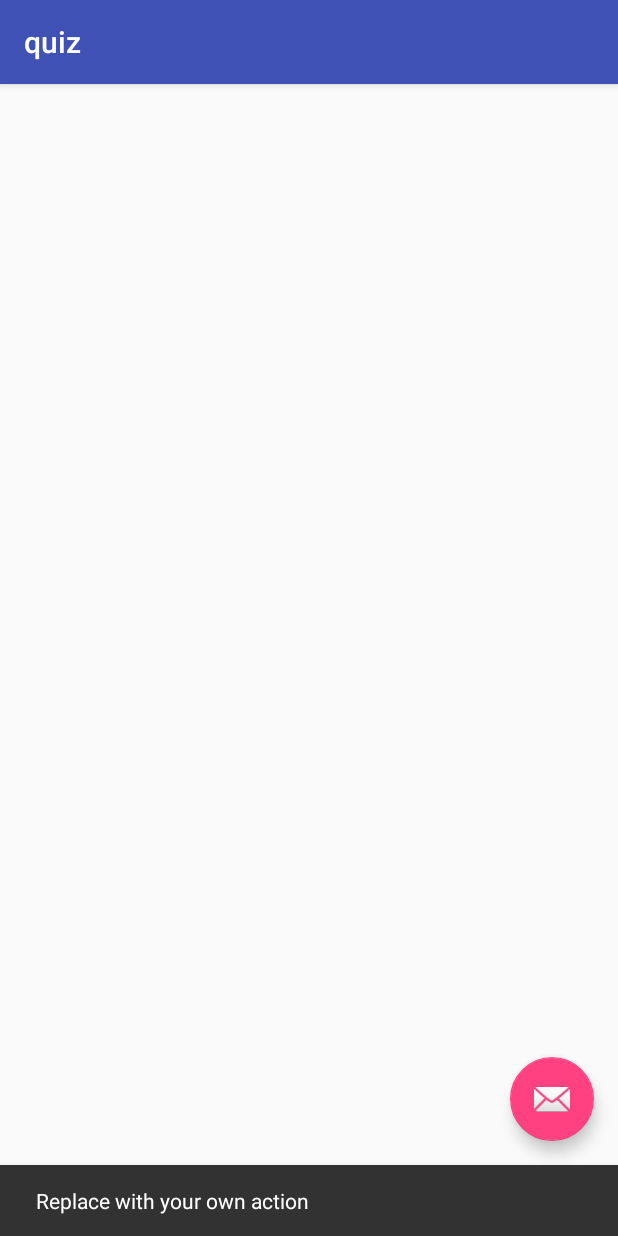
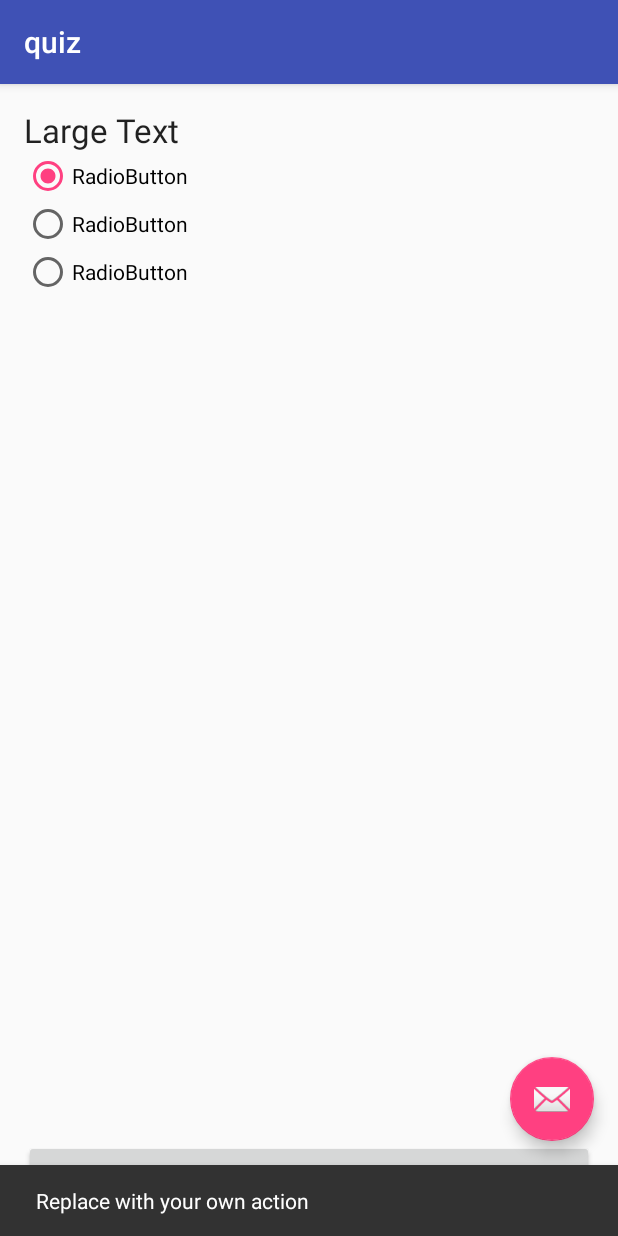
Before and after one commit to sidahosa/TheTTTECommunityQuiz, an Android app: the quiz screen opened directly, with no data from a screen before it, after a tap on an icon or button, on a phone screen of 412 x 824 dp. Run offline under Robolectric (Android 15) with nearby library versions, the phone set to English and light mode, and no system bars.

Commit message:
Added DataBaseHelper. For information about it please look at these pages:
https://www.youtube.com/watch?v=3ef5ueHrRgg
https://www.developerfeed.com/simple-quiz-game-andriod/

```diff
--- /dev/null
+++ b/app/src/main/java/com/example/xana/thetttecommunityquiz/DataBaseHelper.java
@@ -0,0 +1,39 @@
+package com.example.xana.thetttecommunityquiz;
+
+import android.content.Context;
+import android.database.sqlite.SQLiteDatabase;
+import android.database.sqlite.SQLiteOpenHelper;
+
+/**
+ * The purpose of this class is to create a Database Helper that will contain
+ * the TTTECommunityQuiz app's question data.
+ *
+ * Created by Michael Abercrombie on 12/29/2015.
+ */
+
+public class DataBaseHelper extends SQLiteOpenHelper {
+
+    /* Name of DataBaseHelper */
+
+    private static final String NAME = "TTTE_QUIZ";
+
+    /* Version Number of Database Helper */
+
+    private static final int VERSION = 1;
+
+    /* Constructor for Database Helper */
+
+    public DataBaseHelper(Context context, String name, SQLiteDatabase.CursorFactory factory, int version) {
+        super(context, NAME, factory, VERSION);
+    }
+
+    @Override
+    public void onCreate(SQLiteDatabase db) {
+
+    }
+
+    @Override
+    public void onUpgrade(SQLiteDatabase db, int oldVersion, int newVersion) {
+
+    }
+}
--- a/app/src/main/res/layout/content_quiz.xml
+++ b/app/src/main/res/layout/content_quiz.xml
@@ -12,4 +12,47 @@
     tools:context="com.example.xana.thetttecommunityquiz.quiz"
     tools:showIn="@layout/activity_quiz">
 
+    <LinearLayout
+        android:layout_width="wrap_content"
+        android:layout_height="wrap_content"
+        android:layout_alignParentBottom="true"
+        android:layout_alignParentLeft="true"
+        android:layout_alignParentRight="true"
+        android:layout_alignParentTop="true"
+        android:orientation="vertical" >
+        <TextView
+            android:id="@+id/textView1"
+            android:layout_width="match_parent"
+            android:layout_height="wrap_content"
+            android:text="Large Text"
+            android:textAppearance="?android:attr/textAppearanceLarge" />
+        <RadioGroup
+            android:id="@+id/radioGroup1"
+            android:layout_width="match_parent"
+            android:layout_height="wrap_content"
+            android:layout_weight="0.04" >
+            <RadioButton
+                android:id="@+id/radio0"
+                android:layout_width="match_parent"
+                android:layout_height="wrap_content"
+                android:checked="true"
+                android:text="RadioButton" />
+            <RadioButton
+                android:id="@+id/radio1"
+                android:layout_width="match_parent"
+                android:layout_height="wrap_content"
+                android:text="RadioButton" />
+            <RadioButton
+                android:id="@+id/radio2"
+                android:layout_width="match_parent"
+                android:layout_height="wrap_content"
+                android:text="RadioButton" />
+        </RadioGroup>
+        <Button
+            android:id="@+id/button1"
+            android:layout_width="match_parent"
+            android:layout_height="wrap_content"
+            android:text="@string/str_next" />
+    </LinearLayout>
+
 </RelativeLayout>
```
